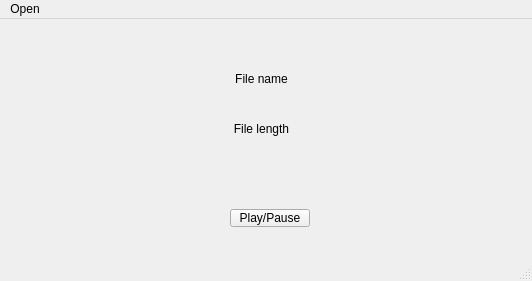
The window that mainwindow.ui (E-Lian/qt-music-player) describes before a commit, drawn with Qt 5.
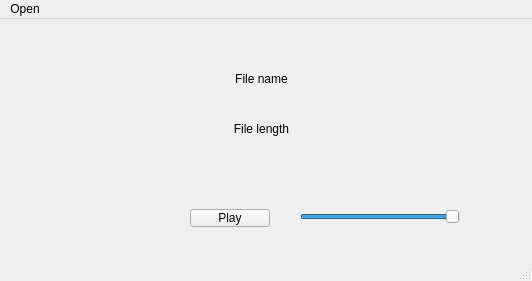
The same window after the commit.

Commit message: volume control slider added. button switch between play/pause.

Patch:
```diff
--- a/mainwindow.ui
+++ b/mainwindow.ui
@@ -49,14 +49,36 @@
    <widget class="QPushButton" name="playBtn">
     <property name="geometry">
      <rect>
-      <x>230</x>
+      <x>190</x>
       <y>190</y>
       <width>80</width>
       <height>18</height>
      </rect>
     </property>
     <property name="text">
-     <string>Play/Pause</string>
+     <string>Play</string>
+    </property>
+   </widget>
+   <widget class="QSlider" name="volumeCtr">
+    <property name="geometry">
+     <rect>
+      <x>300</x>
+      <y>190</y>
+      <width>160</width>
+      <height>16</height>
+     </rect>
+    </property>
+    <property name="maximum">
+     <number>100</number>
+    </property>
+    <property name="value">
+     <number>100</number>
+    </property>
+    <property name="sliderPosition">
+     <number>100</number>
+    </property>
+    <property name="orientation">
+     <enum>Qt::Orientation::Horizontal</enum>
     </property>
    </widget>
   </widget>
```
The commit also changes 4 other files.
